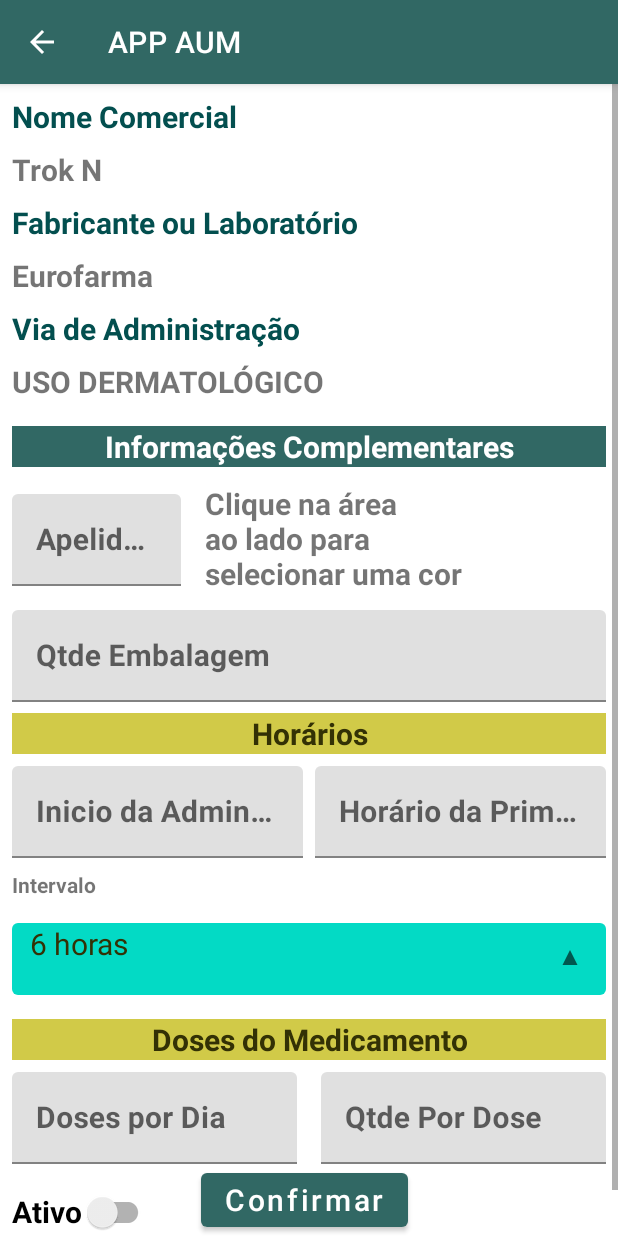
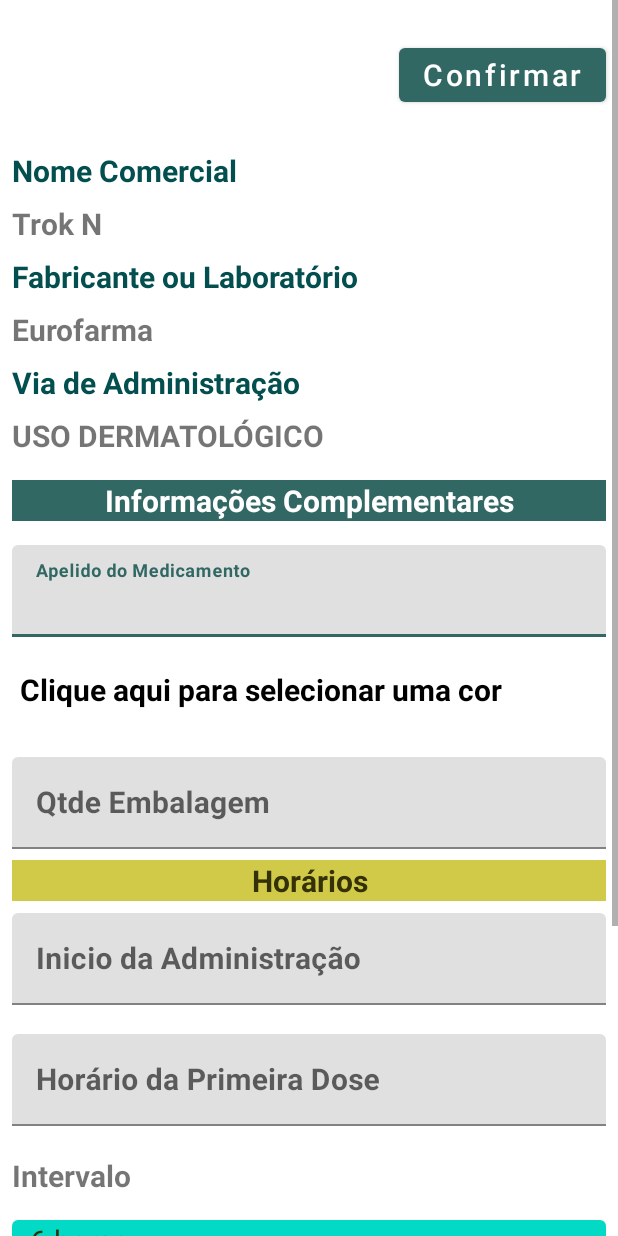
Before and after one commit to casdea/tcc-engenharia-da-computacao, an Android app: the MedicamentoActivity screen opened directly, with no data from a screen before it, on a phone screen of 412 x 824 dp. Run offline under Robolectric (Android 15) with nearby library versions, the phone set to English and light mode, and no system bars; 3 statements that could not run were skipped.

Commit message:
Finalizacao do TCC

```diff
--- a/projetos/amu/app/src/main/java/br/ufpa/app/android/amu/v1/activity/MedicamentoActivity.java
+++ b/projetos/amu/app/src/main/java/br/ufpa/app/android/amu/v1/activity/MedicamentoActivity.java
@@ -78,6 +78,7 @@ public class MedicamentoActivity extends AppCompatActivity implements PickTimeLi
         App.escutandoComando = false;
 
         ActionBar actionBar = getSupportActionBar();
+        getSupportActionBar().hide();
 
         // showing the back button in action bar
         actionBar.setDisplayHomeAsUpEnabled(true);
--- a/projetos/amu/app/src/main/res/layout/activity_medicamento.xml
+++ b/projetos/amu/app/src/main/res/layout/activity_medicamento.xml
@@ -19,7 +19,7 @@
             android:layout_width="0dp"
             android:layout_height="wrap_content"
             android:layout_marginStart="8dp"
-            android:layout_marginTop="8dp"
+            android:layout_marginTop="100dp"
             android:layout_marginEnd="8dp"
             android:text="@string/nome_comercial"
             android:textColor="#034f4f"
@@ -134,12 +134,12 @@
             android:layout_width="0dp"
             android:layout_height="wrap_content"
             android:layout_marginStart="8dp"
-            android:layout_marginTop="10dp"
+            android:layout_marginTop="8dp"
             android:layout_marginEnd="8dp"
             android:layout_marginBottom="8dp"
             android:orientation="horizontal"
-            app:layout_constraintBottom_toTopOf="@+id/textInpLayQtdeEmbalagem"
-            app:layout_constraintEnd_toStartOf="@+id/textView33"
+            app:layout_constraintBottom_toTopOf="@+id/txvCorSelecionada"
+            app:layout_constraintEnd_toEndOf="parent"
             app:layout_constraintStart_toStartOf="parent"
             app:layout_constraintTop_toBottomOf="@+id/textView7">
 
@@ -156,21 +156,24 @@
 
         <TextView
             android:id="@+id/txvCorSelecionada"
-            android:layout_width="80dp"
-            android:layout_height="53dp"
+            android:layout_width="0dp"
+            android:layout_height="wrap_content"
             android:layout_marginStart="8dp"
             android:layout_marginTop="8dp"
             android:layout_marginEnd="8dp"
             android:layout_marginBottom="8dp"
             android:contentDescription="@string/area_cor_selecionada"
+            android:minHeight="48dp"
             android:padding="5dp"
-            android:textSize="16sp"
+            android:text="@string/clique_na_area_nao_lado_para_escolher_numa_cor"
+            android:textColor="@color/black"
+            android:textIsSelectable="true"
+            android:textSize="20sp"
             android:textStyle="bold"
             app:layout_constraintBottom_toTopOf="@+id/textInpLayQtdeEmbalagem"
             app:layout_constraintEnd_toEndOf="parent"
-            app:layout_constraintStart_toEndOf="@+id/textView33"
-            app:layout_constraintTop_toBottomOf="@+id/textView7"
-            android:textIsSelectable="true" />
+            app:layout_constraintStart_toStartOf="parent"
+            app:layout_constraintTop_toBottomOf="@+id/textInpLayApelidoMedicamento" />
 
 
         <com.google.android.material.textfield.TextInputLayout
@@ -184,7 +187,7 @@
             app:layout_constraintBottom_toTopOf="@+id/textView9"
             app:layout_constraintEnd_toEndOf="parent"
             app:layout_constraintStart_toStartOf="parent"
-            app:layout_constraintTop_toBottomOf="@+id/textInpLayApelidoMedicamento">
+            app:layout_constraintTop_toBottomOf="@+id/txvCorSelecionada">
 
             <com.google.android.material.textfield.TextInputEditText
                 android:id="@+id/textInpTextQtdeEmbalagem"
@@ -218,7 +221,8 @@
             android:layout_height="wrap_content"
             android:layout_marginStart="8dp"
             android:layout_marginTop="8dp"
-            app:layout_constraintEnd_toStartOf="@+id/textInpLayHorarioPrimeiraDose"
+            android:layout_marginEnd="8dp"
+            app:layout_constraintEnd_toEndOf="parent"
             app:layout_constraintStart_toStartOf="parent"
             app:layout_constraintTop_toBottomOf="@+id/textView9">
 
@@ -242,9 +246,11 @@
             android:layout_marginStart="8dp"
             android:layout_marginTop="8dp"
             android:layout_marginEnd="8dp"
+            android:layout_marginBottom="8dp"
+            app:layout_constraintBottom_toTopOf="@+id/textView14"
             app:layout_constraintEnd_toEndOf="parent"
-            app:layout_constraintStart_toEndOf="@+id/textInpLayInicioAdministracao"
-            app:layout_constraintTop_toBottomOf="@+id/textView9">
+            app:layout_constraintStart_toStartOf="parent"
+            app:layout_constraintTop_toBottomOf="@+id/textInpLayInicioAdministracao">
 
             <com.google.android.material.textfield.TextInputEditText
                 android:id="@+id/textInpTextHorarioPrimeiraDose"
@@ -262,10 +268,11 @@
             android:layout_width="0dp"
             android:layout_height="wrap_content"
             android:layout_marginStart="8dp"
-            android:layout_marginTop="8dp"
+            android:layout_marginTop="100dp"
             android:layout_marginEnd="8dp"
             android:layout_marginBottom="8dp"
             android:text="@string/intervalo"
+            android:textSize="20sp"
             android:textStyle="bold"
             app:layout_constraintBottom_toTopOf="@+id/spIntervalos"
             app:layout_constraintEnd_toEndOf="parent"
@@ -318,7 +325,7 @@
             android:layout_marginStart="8dp"
             android:layout_marginTop="8dp"
             android:layout_marginEnd="8dp"
-            app:layout_constraintEnd_toStartOf="@+id/textInpLayQtdeDose"
+            app:layout_constraintEnd_toEndOf="parent"
             app:layout_constraintStart_toStartOf="parent"
             app:layout_constraintTop_toBottomOf="@+id/textView16">
 
@@ -340,8 +347,8 @@
             android:layout_marginTop="8dp"
             android:layout_marginEnd="8dp"
             app:layout_constraintEnd_toEndOf="parent"
-            app:layout_constraintStart_toEndOf="@+id/textInpLayDosesDia"
-            app:layout_constraintTop_toBottomOf="@+id/textView16">
+            app:layout_constraintStart_toStartOf="parent"
+            app:layout_constraintTop_toBottomOf="@+id/textInpLayDosesDia">
 
             <com.google.android.material.textfield.TextInputEditText
                 android:id="@+id/textInpTextQtdeDose"
@@ -364,40 +371,22 @@
             android:textSize="20sp"
             android:textStyle="bold"
             app:layout_constraintStart_toStartOf="parent"
-            app:layout_constraintTop_toBottomOf="@+id/textInpLayDosesDia" />
+            app:layout_constraintTop_toBottomOf="@+id/textInpLayQtdeDose" />
 
         <Button
             android:id="@+id/btnConfirmar"
             android:layout_width="wrap_content"
             android:layout_height="wrap_content"
-            android:layout_marginStart="149dp"
-            android:layout_marginEnd="156dp"
-            android:layout_marginBottom="32dp"
+            android:layout_marginTop="8dp"
+            android:layout_marginEnd="8dp"
+            android:layout_marginBottom="8dp"
             android:contentDescription="@string/Botao_Confirmar_Registro_Medicamento"
             android:text="@string/confirmar"
             android:textAllCaps="false"
             android:textSize="20sp"
-            app:layout_constraintBottom_toBottomOf="parent"
+            app:layout_constraintBottom_toTopOf="@+id/textView11"
             app:layout_constraintEnd_toEndOf="parent"
-            app:layout_constraintStart_toStartOf="parent"
-            app:layout_constraintTop_toBottomOf="@+id/textInpLayDosesDia"
-            app:layout_constraintVertical_bias="0.26" />
-
-        <TextView
-            android:id="@+id/textView33"
-            android:layout_width="wrap_content"
-            android:layout_height="wrap_content"
-            android:layout_marginStart="8dp"
-            android:layout_marginTop="8dp"
-            android:layout_marginEnd="8dp"
-            android:layout_marginBottom="8dp"
-            android:text="@string/clique_na_area_nao_lado_para_escolher_numa_cor"
-            android:textSize="20sp"
-            android:textStyle="bold"
-            app:layout_constraintBottom_toTopOf="@+id/textInpLayQtdeEmbalagem"
-            app:layout_constraintEnd_toStartOf="@+id/txvCorSelecionada"
-            app:layout_constraintStart_toEndOf="@+id/textInpLayApelidoMedicamento"
-            app:layout_constraintTop_toBottomOf="@+id/textView7" />
+            app:layout_constraintTop_toTopOf="parent" />
 
 
     </androidx.constraintlayout.widget.ConstraintLayout>
--- a/projetos/amu/app/src/main/res/values/strings.xml
+++ b/projetos/amu/app/src/main/res/values/strings.xml
@@ -119,7 +119,7 @@
     <string name="exemplo_horario_vencido">3</string>
     <string name="lista_de_medicamentos_cadastrados">Lista de Medicamentos Cadastrados</string>
     <string name="area_cor_selecionada">Área da Cor</string>
-    <string name="clique_na_area_nao_lado_para_escolher_numa_cor">Clique na área\nao lado para\nselecionar uma cor</string>
+    <string name="clique_na_area_nao_lado_para_escolher_numa_cor">Clique aqui para selecionar uma cor</string>
     <string name="lista_utilizacao_medicamento">Lista de Utilização de Medicamento</string>
     <string name="paleta_de_cores">Paleta de Cores</string>
     <string name="cor_2">Cor 2</string>
```
Also changed, not shown: projetos/amu/app/src/main/res/layout/activity_detalhe_medicamento.xml (+42 -116 lines), 1 other file.
